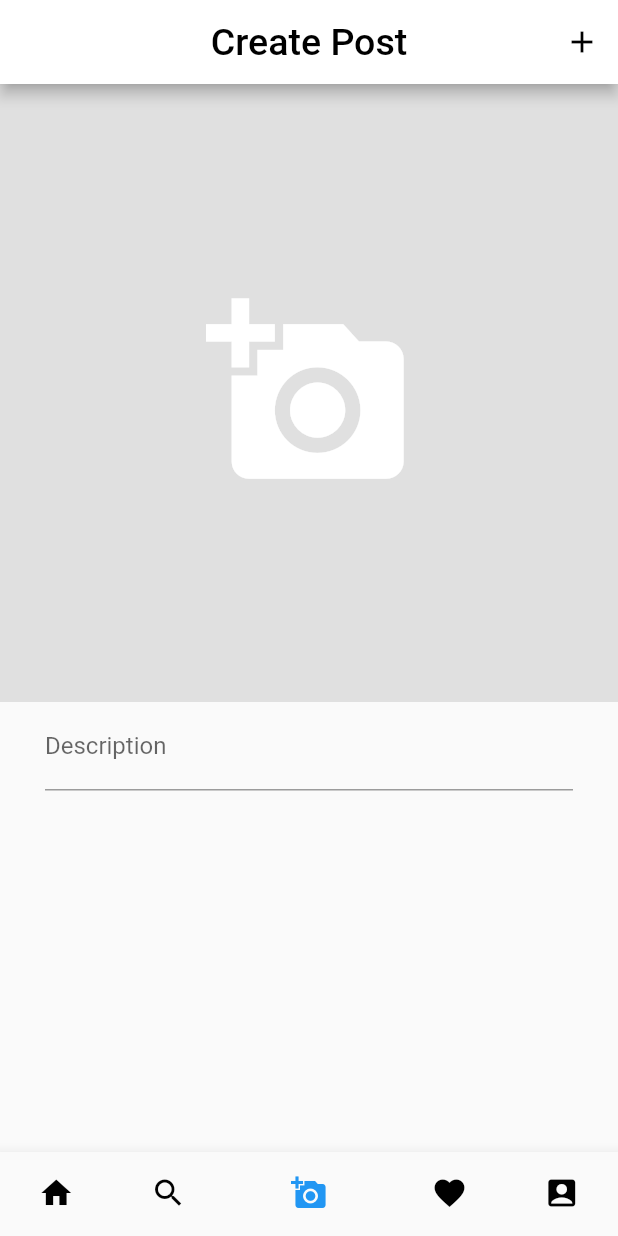
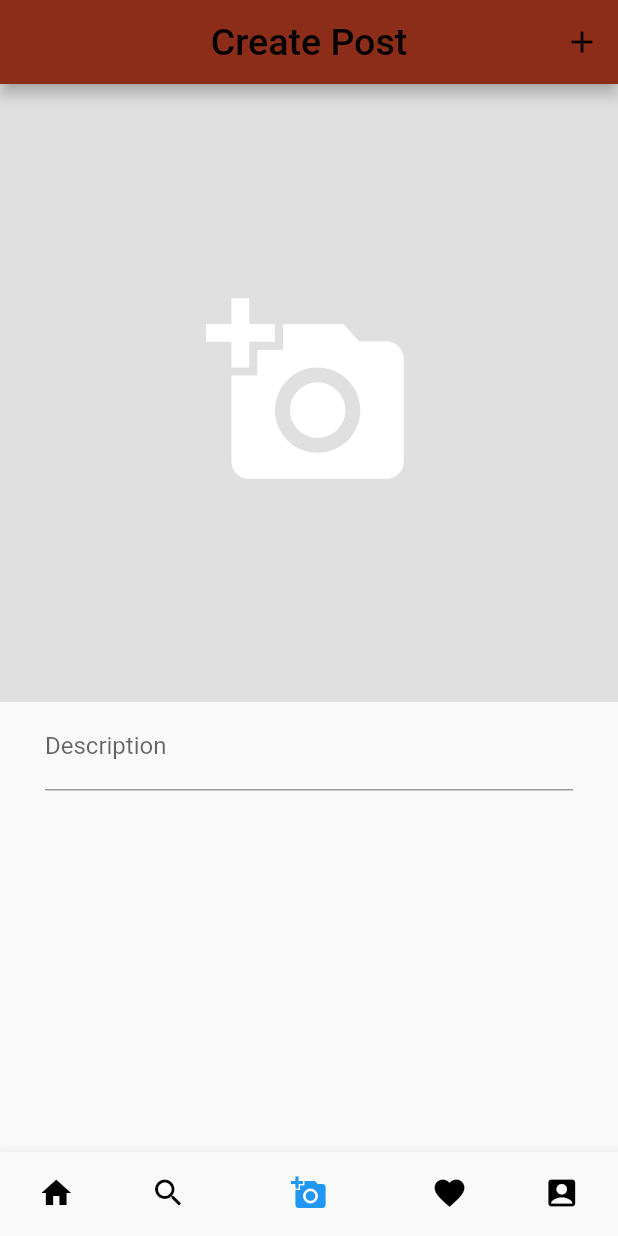
Before and after one commit to softeng-feup/open-cx-one-word, a Flutter app: the screen it shows once a user with an empty profile is signed in, swiped to page 3, on a phone screen of 412 x 824 dp. Run offline on Flutter 3.47's test engine with Material 2 defaults, Android fonts, the phone set to English and light mode, and no system bars; our stand-ins replace cached_network_image, cloud_firestore, email_validator, firebase_auth, firebase_storage, flutter_image_compress and 2 more; accounts and stored records are empty.

Commit message:
changed top bar color on all pages

```diff
--- a/my_conference/lib/pages/activityPage.dart
+++ b/my_conference/lib/pages/activityPage.dart
@@ -10,7 +10,7 @@ class _ActivityPageState extends State<ActivityPage> {
   Widget build(BuildContext context) {
     return Scaffold(
       appBar: AppBar(
-        backgroundColor: Colors.white,
+        backgroundColor: Color(0xFF8C2D19),
         centerTitle: true,
         title: Text(
           'Activity',
--- a/my_conference/lib/pages/createPostPage.dart
+++ b/my_conference/lib/pages/createPostPage.dart
@@ -118,7 +118,7 @@ bool _isLoading = false;
     final width = MediaQuery.of(context).size.width;
     return Scaffold(
       appBar: AppBar(
-        backgroundColor: Colors.white,
+        backgroundColor: Color(0xFF8C2D19),
         centerTitle: true,
         title: Text(
           'Create Post',
--- a/my_conference/lib/pages/feedPage.dart
+++ b/my_conference/lib/pages/feedPage.dart
@@ -14,7 +14,7 @@ class _FeedPageState extends State<FeedPage> {
   Widget build(BuildContext context) {
     return Scaffold(
       appBar: AppBar(
-        backgroundColor: Colors.white,
+        backgroundColor: Color(0xFF8C2D19),
         centerTitle: true,
         title: Text(
           'MyConference',
--- a/my_conference/lib/pages/homePage.dart
+++ b/my_conference/lib/pages/homePage.dart
@@ -50,6 +50,7 @@ class _HomePageState extends State<HomePage> {
         showUnselectedLabels: false,
         unselectedItemColor: Colors.black,
         selectedItemColor: Colors.blue,
+        backgroundColor: Colors.black,
         currentIndex: _currentTab,
         onTap: (int index){
           setState(() {
--- a/my_conference/lib/pages/profilePage.dart
+++ b/my_conference/lib/pages/profilePage.dart
@@ -99,7 +99,7 @@ class _ProfilePageState extends State<ProfilePage> {
 
     return Scaffold(
       appBar: AppBar(
-        backgroundColor: Colors.white,
+        backgroundColor: Color(0xFF8C2D19),
         centerTitle: true,
         title: Text(
           'Profile',
--- a/my_conference/lib/pages/searchPage.dart
+++ b/my_conference/lib/pages/searchPage.dart
@@ -41,7 +41,7 @@ class _SearchPageState extends State<SearchPage> {
   Widget build(BuildContext context) {
     return Scaffold(
       appBar: AppBar(
-        backgroundColor: Colors.white,
+        backgroundColor: Color(0xFF8C2D19),
         title: TextField(
           controller: _searchController,
           decoration: InputDecoration(
```
